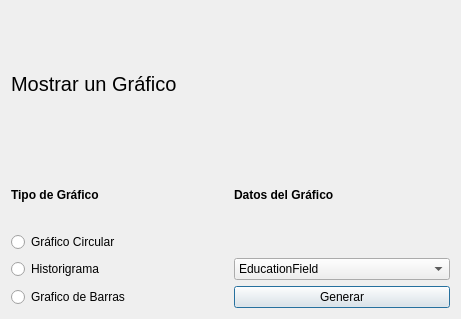
This is GUI/.ui/select_graf.ui in Equipo-Alfalfa/HR-Helper as Qt 5 draws it before an edit. The edited form follows.
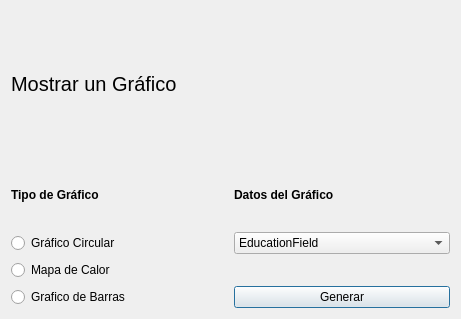
This is the edited form.

The edit to the form file:
```diff
--- a/GUI/.ui/select_graf.ui
+++ b/GUI/.ui/select_graf.ui
@@ -37,19 +37,10 @@
      <item row="2" column="0">
       <widget class="QRadioButton" name="hGrafBtn">
        <property name="text">
-        <string>Historigrama</string>
+        <string>Mapa de Calor</string>
        </property>
       </widget>
      </item>
-     <item row="2" column="1">
-      <widget class="QComboBox" name="comboBox">
-       <item>
-        <property name="text">
-         <string>EducationField</string>
-        </property>
-       </item>
-      </widget>
-     </item>
      <item row="3" column="0">
       <widget class="QRadioButton" name="bGrafBtn">
        <property name="text">
@@ -95,6 +86,22 @@
        </property>
       </widget>
      </item>
+     <item row="1" column="1">
+      <widget class="QComboBox" name="comboBox">
+       <item>
+        <property name="text">
+         <string>EducationField</string>
+        </property>
+       </item>
+      </widget>
+     </item>
+     <item row="2" column="1">
+      <widget class="QLabel" name="label_4">
+       <property name="text">
+        <string/>
+       </property>
+      </widget>
+     </item>
     </layout>
    </item>
   </layout>
```
